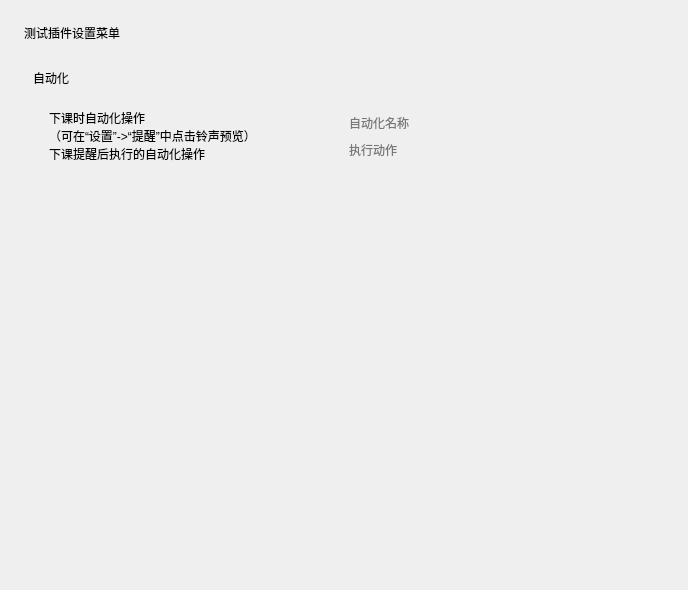
Before: the Qt Designer form settings.ui in wangjinyi425/cw-text-plugin, drawn with Qt 5.
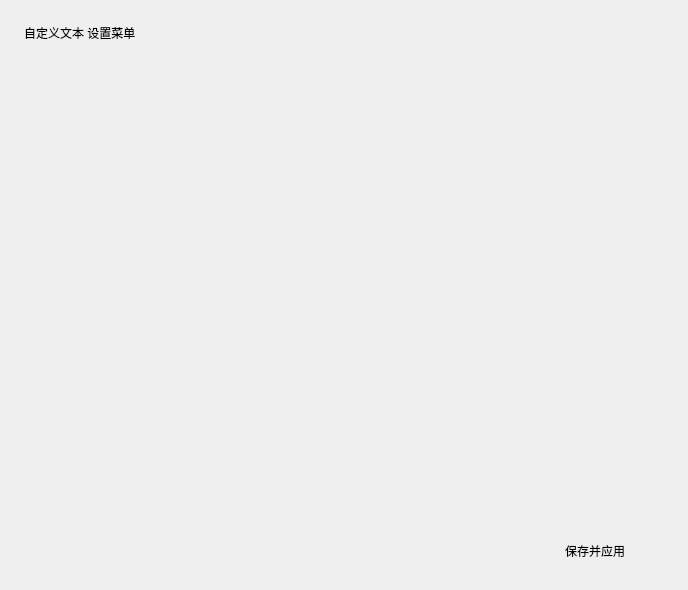
After: the same form once the commit is applied. Custom widgets are drawn as their Qt base class.

```diff
--- a/settings.ui
+++ b/settings.ui
@@ -38,7 +38,7 @@
    <item>
     <widget class="TitleLabel" name="TitleLabel">
      <property name="text">
-      <string>测试插件设置菜单</string>
+      <string>自定义文本 设置菜单</string>
      </property>
     </widget>
    </item>
@@ -56,122 +56,12 @@
         <x>0</x>
         <y>0</y>
         <width>640</width>
-        <height>509</height>
+        <height>510</height>
        </rect>
       </property>
       <layout class="QVBoxLayout" name="verticalLayout_9">
        <item>
-        <layout class="QVBoxLayout" name="verticalLayout_7">
-         <item>
-          <widget class="SubtitleLabel" name="SubtitleLabel_2">
-           <property name="text">
-            <string>自动化</string>
-           </property>
-          </widget>
-         </item>
-         <item>
-          <widget class="CardWidget" name="CardWidget_3">
-           <property name="minimumSize">
-            <size>
-             <width>0</width>
-             <height>70</height>
-            </size>
-           </property>
-           <layout class="QHBoxLayout" name="horizontalLayout_5">
-            <property name="leftMargin">
-             <number>16</number>
-            </property>
-            <property name="topMargin">
-             <number>16</number>
-            </property>
-            <property name="rightMargin">
-             <number>16</number>
-            </property>
-            <property name="bottomMargin">
-             <number>16</number>
-            </property>
-            <item>
-             <layout class="QVBoxLayout" name="verticalLayout_6">
-              <property name="spacing">
-               <number>0</number>
-              </property>
-              <item>
-               <widget class="StrongBodyLabel" name="StrongBodyLabel_5">
-                <property name="text">
-                 <string>下课时自动化操作</string>
-                </property>
-               </widget>
-              </item>
-              <item>
-               <widget class="CaptionLabel" name="CaptionLabel_2">
-                <property name="sizePolicy">
-                 <sizepolicy hsizetype="Expanding" vsizetype="Preferred">
-                  <horstretch>0</horstretch>
-                  <verstretch>0</verstretch>
-                 </sizepolicy>
-                </property>
-                <property name="text">
-                 <string>（可在“设置”-&gt;“提醒”中点击铃声预览）
-下课提醒后执行的自动化操作</string>
-                </property>
-                <property name="wordWrap">
-                 <bool>true</bool>
-                </property>
-                <property name="lightColor" stdset="0">
-                 <color alpha="150">
-                  <red>0</red>
-                  <green>0</green>
-                  <blue>0</blue>
-                 </color>
-                </property>
-                <property name="darkColor" stdset="0">
-                 <color alpha="200">
-                  <red>255</red>
-                  <green>255</green>
-                  <blue>255</blue>
-                 </color>
-                </property>
-               </widget>
-              </item>
-             </layout>
-            </item>
-            <item>
-             <layout class="QVBoxLayout" name="verticalLayout">
-              <item>
-               <widget class="LineEdit" name="nameEdit">
-                <property name="sizePolicy">
-                 <sizepolicy hsizetype="Minimum" vsizetype="Fixed">
-                  <horstretch>0</horstretch>
-                  <verstretch>0</verstretch>
-                 </sizepolicy>
-                </property>
-                <property name="placeholderText">
-                 <string>自动化名称</string>
-                </property>
-               </widget>
-              </item>
-              <item>
-               <widget class="LineEdit" name="actionEdit">
-                <property name="sizePolicy">
-                 <sizepolicy hsizetype="Expanding" vsizetype="Fixed">
-                  <horstretch>0</horstretch>
-                  <verstretch>0</verstretch>
-                 </sizepolicy>
-                </property>
-                <property name="text">
-                 <string/>
-                </property>
-                <property name="placeholderText">
-                 <string>执行动作</string>
-                </property>
-               </widget>
-              </item>
-             </layout>
-            </item>
-           </layout>
-          </widget>
-         </item>
-        </layout>
+        <widget class="TextEdit" name="TextEdit"/>
        </item>
        <item>
         <widget class="QFrame" name="blank">
@@ -192,15 +82,60 @@
          </property>
         </widget>
        </item>
+       <item>
+        <layout class="QHBoxLayout" name="horizontalLayout">
+         <item>
+          <spacer name="horizontalSpacer">
+           <property name="orientation">
+            <enum>Qt::Horizontal</enum>
+           </property>
+           <property name="sizeType">
+            <enum>QSizePolicy::Expanding</enum>
+           </property>
+           <property name="sizeHint" stdset="0">
+            <size>
+             <width>40</width>
+             <height>20</height>
+            </size>
+           </property>
+          </spacer>
+         </item>
+         <item>
+          <widget class="PrimaryPushButton" name="PrimaryPushButton">
+           <property name="enabled">
+            <bool>true</bool>
+           </property>
+           <property name="sizePolicy">
+            <sizepolicy hsizetype="Fixed" vsizetype="Fixed">
+             <horstretch>0</horstretch>
+             <verstretch>0</verstretch>
+            </sizepolicy>
+           </property>
+           <property name="minimumSize">
+            <size>
+             <width>120</width>
+             <height>0</height>
+            </size>
+           </property>
+           <property name="text">
+            <string>保存并应用</string>
+           </property>
+          </widget>
+         </item>
+        </layout>
+       </item>
        <item>
         <spacer name="verticalSpacer">
          <property name="orientation">
           <enum>Qt::Vertical</enum>
          </property>
+         <property name="sizeType">
+          <enum>QSizePolicy::Preferred</enum>
+         </property>
          <property name="sizeHint" stdset="0">
           <size>
            <width>20</width>
-           <height>40</height>
+           <height>20</height>
           </size>
          </property>
         </spacer>
@@ -213,10 +148,14 @@
  </widget>
  <customwidgets>
   <customwidget>
-   <class>CardWidget</class>
-   <extends>QFrame</extends>
+   <class>PushButton</class>
+   <extends>QPushButton</extends>
    <header>qfluentwidgets</header>
-   <container>1</container>
+  </customwidget>
+  <customwidget>
+   <class>PrimaryPushButton</class>
+   <extends>PushButton</extends>
+   <header>qfluentwidgets</header>
   </customwidget>
   <customwidget>
    <class>SmoothScrollArea</class>
@@ -224,29 +163,14 @@
    <header>qfluentwidgets</header>
    <container>1</container>
   </customwidget>
-  <customwidget>
-   <class>CaptionLabel</class>
-   <extends>QLabel</extends>
-   <header>qfluentwidgets</header>
-  </customwidget>
-  <customwidget>
-   <class>StrongBodyLabel</class>
-   <extends>QLabel</extends>
-   <header>qfluentwidgets</header>
-  </customwidget>
-  <customwidget>
-   <class>SubtitleLabel</class>
-   <extends>QLabel</extends>
-   <header>qfluentwidgets</header>
-  </customwidget>
   <customwidget>
    <class>TitleLabel</class>
    <extends>QLabel</extends>
    <header>qfluentwidgets</header>
   </customwidget>
   <customwidget>
-   <class>LineEdit</class>
-   <extends>QLineEdit</extends>
+   <class>TextEdit</class>
+   <extends>QTextEdit</extends>
    <header>qfluentwidgets</header>
   </customwidget>
  </customwidgets>
```
